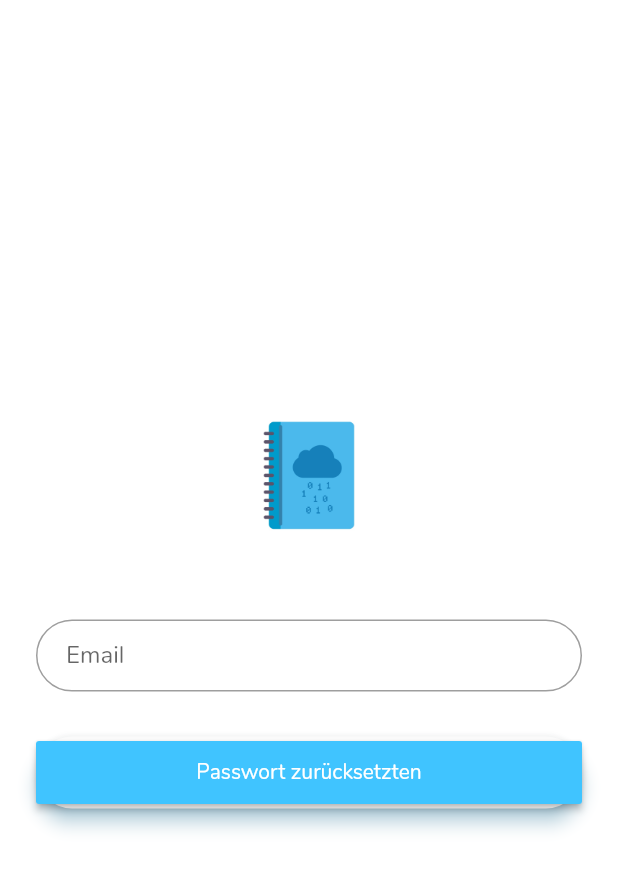
After one commit to eifachtimon/Sharezone, a Flutter app: the ResetPage screen opened by its route, on a phone screen of 412 x 824 dp. The commit adds this screen. Shown: the top 870 px of the screen. Run offline on Flutter 3.47's test engine with Material 2 defaults, Android fonts, the phone set to English and light mode, and no system bars; our stand-ins replace firebase_auth; accounts and stored records are empty; network calls fail.

Commit message:
Forgot password now working

```diff
--- a/lib/login_page.dart
+++ b/lib/login_page.dart
@@ -2,6 +2,7 @@ import 'package:flutter/material.dart';
 import 'package:flutter/services.dart';
 import 'home_page.dart';
 import 'package:firebase_auth/firebase_auth.dart';
+import 'reset_password.dart';
 //import 'package:google_sign_in/google_sign_in.dart';
 
 final FirebaseAuth _auth = FirebaseAuth.instance;
@@ -132,10 +133,10 @@ class _LoginPageState extends State<LoginPage> {
 
     final forgotLable = new FlatButton(
       onPressed: () {
-
+        Navigator.of(context).pushNamed(ResetPage.tag);
       },
       child: new Text(
-          'Passwort zurück setzten?', style: new TextStyle(color: Colors.black54)),
+          'Passwort zurücksetzten?', style: new TextStyle(color: Colors.black54)),
     );
 
     return new Scaffold(
--- a/lib/main.dart
+++ b/lib/main.dart
@@ -1,9 +1,9 @@
 import 'dart:async';
-
 import 'package:flutter/material.dart';
 import 'login_page.dart';
 import 'home_page.dart';
 import 'package:firebase_auth/firebase_auth.dart';
+import 'reset_password.dart';
 //import 'package:google_sign_in/google_sign_in.dart';
 
 final FirebaseAuth _auth = FirebaseAuth.instance;
@@ -23,6 +23,7 @@ class MyApp extends StatelessWidget{
   final routes = <String, WidgetBuilder>{
     LoginPage.tag: (context) => new LoginPage(),
     HomePage.tag: (context) => new HomePage(),
+    ResetPage.tag: (context) => new ResetPage(),
   };
     @override
     Widget build(BuildContext context) {
--- /dev/null
+++ b/lib/reset_password.dart
@@ -0,0 +1,101 @@
+import 'package:firebase_auth/firebase_auth.dart';
+import 'package:flutter/material.dart';
+
+final FirebaseAuth _auth = FirebaseAuth.instance;
+
+class ResetPage extends StatefulWidget{
+  static String tag = 'reset-page';
+  @override
+  _ResetPageState createState() => new _ResetPageState();
+}
+
+class _ResetPageState extends State<ResetPage> {
+  static final TextEditingController _email = new TextEditingController();
+  String get emailText => _email.text;
+
+  @override
+  Widget build(BuildContext context) {
+    final logo = new Hero(
+      tag: 'hero',
+      child: new CircleAvatar(
+          backgroundColor: Colors.transparent,
+          radius: 48.0,
+          child: new Image.asset('assets/logo.jpeg')
+      ),
+    );
+
+    final email = new TextFormField(
+      keyboardType: TextInputType.emailAddress,
+      controller: _email,
+      autofocus: false,
+      decoration: new InputDecoration(
+          hintText: 'Email',
+          contentPadding: new EdgeInsets.fromLTRB(20.0, 10.0, 20.0, 10.0),
+          border: new OutlineInputBorder(
+              borderRadius: new BorderRadius.circular(32.0)
+          )
+      ),
+    );
+
+    void alertEmail() {
+      AlertDialog alert = new AlertDialog(
+        content: new Text(
+          'Email erfolgreich gesendet',
+          style:  new TextStyle(fontSize: 20.0),),
+        actions: <Widget>[
+          new FlatButton(onPressed: (){Navigator.pop(context);}, child: new Text('Ok')),
+        ],
+      );
+      showDialog(context: context, child: alert);
+    }
+
+    void alertEmailError() {
+      AlertDialog alert = new AlertDialog(
+        content: new Text(
+          'Email flasch! Nicht versendet!',
+          style:  new TextStyle(fontSize: 20.0),),
+        actions: <Widget>[
+          new FlatButton(onPressed: (){Navigator.pop(context);}, child: new Text('Ok')),
+        ],
+      );
+      showDialog(context: context, child: alert);
+    }
+
+    final forgotButton = new Padding(
+        padding: new EdgeInsets.symmetric(vertical: 16.0),
+        child: new Material(
+          borderRadius: new BorderRadius.circular(30.0),
+          shadowColor: Colors.lightBlueAccent.shade100,
+          elevation: 5.0,
+          child: new MaterialButton(
+            minWidth: 140.0,
+            height: 42.0,
+            onPressed: () async {
+              try{await _auth.sendPasswordResetEmail(email: emailText); alertEmail();}
+              catch(e){alertEmailError();}
+            },
+            color: Colors.lightBlueAccent,
+            child: new Text(
+                'Passwort zurücksetzten', style: new TextStyle(color: Colors.white)),
+          ),
+        )
+    );
+
+    return new Scaffold(
+      backgroundColor: Colors.white,
+      body: new Center(
+        child: new ListView(
+          shrinkWrap: true,
+          padding: new EdgeInsets.only(left: 24.0, right: 24.0),
+          children: <Widget>[
+            logo,
+            new SizedBox(height: 48.0),
+            email,
+            new SizedBox(height: 14.0),
+            forgotButton
+          ],
+        ),
+      ),
+    );
+  }
+}
```
